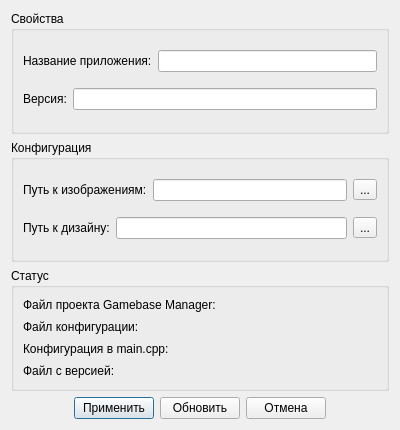
First picture: the form in manager/appconfigurationdialog.ui, repository TheMrButcher/gamebase_manager, before the edit.
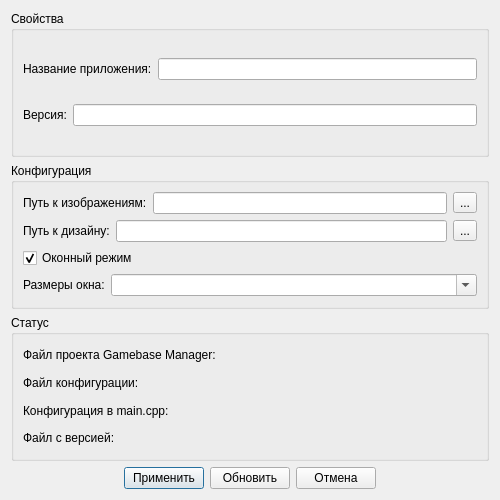
Second picture: the form after the edit. Icons and pictures are not drawn.

Commit message:
Added app window configuration
Closed #50

Diff of the .ui file:
```diff
--- a/manager/appconfigurationdialog.ui
+++ b/manager/appconfigurationdialog.ui
@@ -6,14 +6,14 @@
    <rect>
     <x>0</x>
     <y>0</y>
-    <width>400</width>
-    <height>430</height>
+    <width>500</width>
+    <height>500</height>
    </rect>
   </property>
   <property name="minimumSize">
    <size>
-    <width>400</width>
-    <height>430</height>
+    <width>500</width>
+    <height>500</height>
    </size>
   </property>
   <property name="windowTitle">
@@ -147,6 +147,44 @@
         </item>
        </layout>
       </item>
+      <item>
+       <layout class="QHBoxLayout" name="horizontalLayout_7">
+        <item>
+         <widget class="QCheckBox" name="windowModeCheckBox">
+          <property name="text">
+           <string>Оконный режим</string>
+          </property>
+          <property name="checked">
+           <bool>true</bool>
+          </property>
+         </widget>
+        </item>
+       </layout>
+      </item>
+      <item>
+       <layout class="QHBoxLayout" name="horizontalLayout_6">
+        <item>
+         <widget class="QLabel" name="label_7">
+          <property name="text">
+           <string>Размеры окна:</string>
+          </property>
+         </widget>
+        </item>
+        <item>
+         <widget class="QComboBox" name="dimensionsComboBox">
+          <property name="sizePolicy">
+           <sizepolicy hsizetype="Preferred" vsizetype="Fixed">
+            <horstretch>1</horstretch>
+            <verstretch>0</verstretch>
+           </sizepolicy>
+          </property>
+          <property name="editable">
+           <bool>true</bool>
+          </property>
+         </widget>
+        </item>
+       </layout>
+      </item>
      </layout>
     </widget>
    </item>
```
The commit also changes 5 other files.
